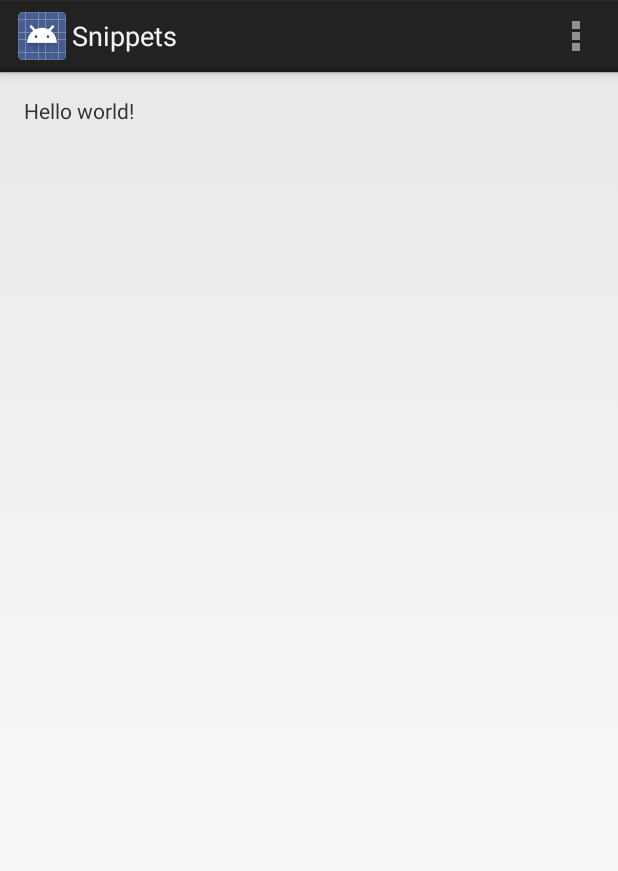
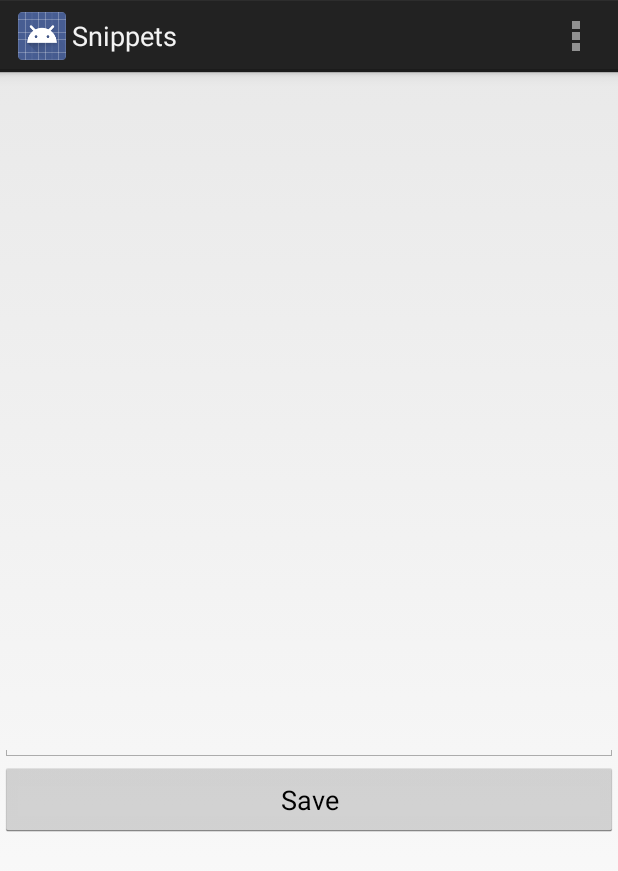
Before and after one commit to icco/Snippets, an Android app: the screen it shows after launch (MainActivity), on a phone screen of 412 x 824 dp. Shown: the top 871 px of the screen. Run offline under Robolectric (Android 15) with nearby library versions, the phone set to English and light mode, and no system bars.

Commit message:
untested bullshit

```diff
--- a/app/src/main/java/org/devcloud/snippets/app/MainActivity.java
+++ b/app/src/main/java/org/devcloud/snippets/app/MainActivity.java
@@ -3,6 +3,7 @@ package org.devcloud.snippets.app;
 import android.app.Activity;
 import android.app.ActionBar;
 import android.app.Fragment;
+import android.content.Intent;
 import android.os.Bundle;
 import android.view.LayoutInflater;
 import android.view.Menu;
@@ -10,6 +11,7 @@ import android.view.MenuItem;
 import android.view.View;
 import android.view.ViewGroup;
 import android.os.Build;
+import android.widget.EditText;
 
 
 public class MainActivity extends Activity {
@@ -48,7 +50,9 @@ public class MainActivity extends Activity {
   /**
    * Beginning fragment for saving a comment.
    */
-  public static class NewPostFragment extends Fragment {
+  public class NewPostFragment extends Fragment {
+
+    public final static String EXTRA_MESSAGE = "org.devcloud.snippets.app.MESSAGE";
 
     public NewPostFragment() {
     }
@@ -58,5 +62,15 @@ public class MainActivity extends Activity {
       View rootView = inflater.inflate(R.layout.fragment_main, container, false);
       return rootView;
     }
+
+    public void sendMessage(View view) {
+      Intent intent = new Intent(getActivity(), SnippetList.class);
+
+      // This is the message we are throwing with the intent.
+      EditText editText = (EditText) findViewById(R.id.edit_message);
+      String message = editText.getText().toString();
+      intent.putExtra(EXTRA_MESSAGE, message);
+      startActivity(intent);
+    }
   }
 }
--- a/app/src/main/res/layout/fragment_main.xml
+++ b/app/src/main/res/layout/fragment_main.xml
@@ -1,16 +1,29 @@
-<RelativeLayout xmlns:android="http://schemas.android.com/apk/res/android"
-                xmlns:tools="http://schemas.android.com/tools"
-                android:layout_width="match_parent"
-                android:layout_height="match_parent"
-                android:paddingLeft="@dimen/activity_horizontal_margin"
-                android:paddingRight="@dimen/activity_horizontal_margin"
-                android:paddingTop="@dimen/activity_vertical_margin"
-                android:paddingBottom="@dimen/activity_vertical_margin"
-                tools:context="org.devcloud.snippets.app.MainActivity$PlaceholderFragment">
+<LinearLayout
+    android:layout_width="fill_parent"
+    android:layout_height="wrap_content"
+    android:layout_centerHorizontal="true"
+    android:layout_alignParentTop="true"
+    xmlns:android="http://schemas.android.com/apk/res/android"
+    android:id="@+id/linearLayout"
+    android:orientation="vertical">
 
-  <TextView
-      android:text="@string/hello_world"
-      android:layout_width="wrap_content"
-      android:layout_height="wrap_content"/>
+  <EditText
+      android:layout_width="fill_parent"
+      android:layout_height="460dp"
+      android:inputType="textMultiLine"
+      android:ems="10"
+      android:id="@+id/edit_message"
+      android:textAlignment="viewStart"
+      android:typeface="serif"
+      android:width="@dimen/activity_horizontal_margin"
+      android:autoText="true"
+      android:layout_weight="1"/>
 
-</RelativeLayout>
+  <Button
+      android:layout_width="fill_parent"
+      android:layout_height="50dp"
+      android:text="@string/button_text"
+      android:id="@+id/button"
+      android:layout_weight="1"
+      android:onClick="sendMessage" />
+</LinearLayout>
--- a/app/src/main/res/values/strings.xml
+++ b/app/src/main/res/values/strings.xml
@@ -6,5 +6,6 @@
   <string name="action_settings">Settings</string>
   <string name="title_activity_snippet_list">Snippet List</string>
   <string name="empty_list">No snippets saved yet.</string>
+  <string name="button_text">Save</string>
 
 </resources>
```
